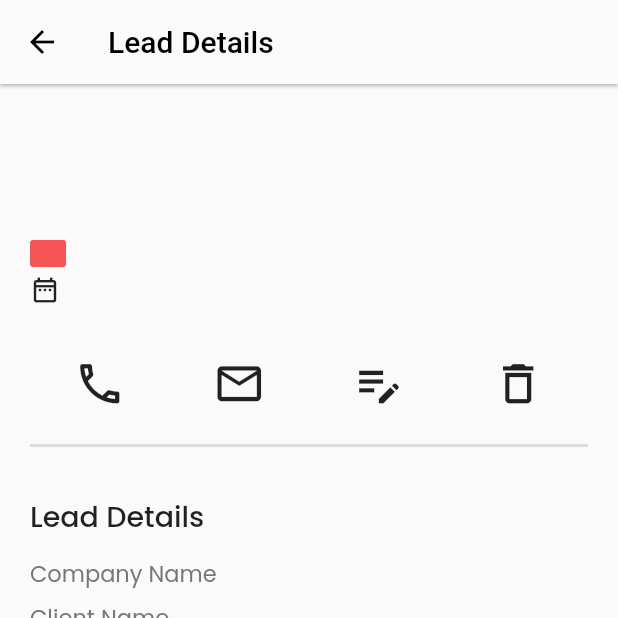
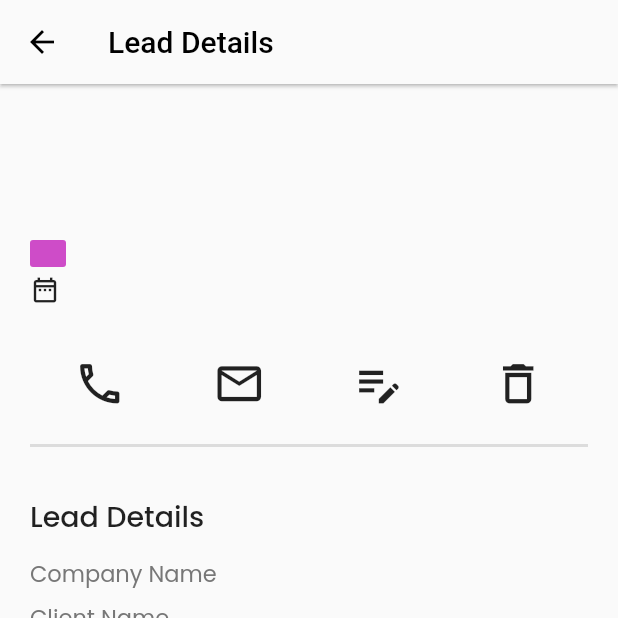
Before and after one commit to VatsalKotha/CRM, a Flutter app: the LeadDetailScreen screen opened directly with empty values, on a phone screen of 412 x 824 dp, the top half of it. Run offline on Flutter 3.47's test engine with Material 2 defaults, Android fonts, the phone set to English and light mode, and no system bars; our stand-ins replace awesome_snackbar_content, flutter_otp_text_field, get, google_fonts, table_calendar.

Commit message:
Edited some code in LeadDetailScreen()

```diff
--- a/lib/main.dart
+++ b/lib/main.dart
@@ -2,7 +2,7 @@
 // ignore_for_file: prefer_const_constructors
 
 import 'package:crm/routes/routes.dart';
-import 'package:crm/screens/auth/login/loginScreen.dart';
+import 'package:crm/screens/home/home_page.dart';
 import 'package:crm/utility/theme/theme.dart';
 import 'package:flutter/material.dart';
 import 'package:get/get_navigation/get_navigation.dart';
@@ -26,8 +26,8 @@ class MyApp extends StatelessWidget {
 
       initialRoute: Routes.getLoginScreenRoute(),
 
-       home: LoginScreen(),
-      // home: LeadDetailScreen(leadName: "Jash Parmar"),
+       // home: LoginScreen(),
+      home: HomePage(),
     );
   }
 }
--- a/lib/screens/home/lead/lead_detail_screen.dart
+++ b/lib/screens/home/lead/lead_detail_screen.dart
@@ -50,6 +50,7 @@ class LeadDetailScreen extends StatefulWidget {
 }
 
 class _LeadDetailScreenState extends State<LeadDetailScreen> {
+
   IconButton buildIconButton(
       {required IconData iconData, required VoidCallback onPressed}) {
     return IconButton(
@@ -77,6 +78,18 @@ class _LeadDetailScreenState extends State<LeadDetailScreen> {
 
   @override
   Widget build(BuildContext context) {
+
+    Color leadStatusColor;
+    if (widget.leadStatus == "New") {
+      leadStatusColor = const Color(0xFF92D5F8);
+    } else if (widget.leadStatus == "Won") {
+      leadStatusColor = const Color(0xFF45CA53);
+    } else if (widget.leadStatus == "Lost") {
+      leadStatusColor = const Color(0xFFF75555);
+    } else {
+      leadStatusColor = const Color(0xFFCE4CC8);
+    }
+
     return Scaffold(
       appBar: const AppBarWidget(
           title: jAppbarLeadDetailScreenTitle,
@@ -86,6 +99,7 @@ class _LeadDetailScreenState extends State<LeadDetailScreen> {
       body: Container(
         margin: const EdgeInsets.only(
             left: 20.0, right: 20.0, top: 20.0, bottom: 50.0),
+
         child: SingleChildScrollView(
           child: Column(
             crossAxisAlignment: CrossAxisAlignment.start,
@@ -106,12 +120,13 @@ class _LeadDetailScreenState extends State<LeadDetailScreen> {
                         fontSize: 18,
                       )),
                   const SizedBox(height: 5.0),
+                  // status
                   Container(
                     padding: const EdgeInsets.only(
                         left: 12.0, right: 12.0, top: 1.0, bottom: 1.0),
                     decoration: BoxDecoration(
                       borderRadius: BorderRadius.circular(2.0),
-                      color: const Color(0xFFF75555),
+                      color: leadStatusColor,
                     ),
                     child: Text(
                       widget.leadStatus,
--- a/lib/screens/home/report/meeting_detail_screen.dart
+++ b/lib/screens/home/report/meeting_detail_screen.dart
@@ -11,7 +11,7 @@ class MeetingDetailScreen extends StatefulWidget {
 class _MeetingDetailScreenState extends State<MeetingDetailScreen> {
   @override
   Widget build(BuildContext context) {
-    return Scaffold(
+    return const Scaffold(
       body: Center(
         child: Text("Meeting Detail View"),
       ),
```
Also changed, not shown: lib/screens/home/lead/lead_page.dart (+9 -11 lines), lib/utility/widget/lead_card_widget.dart (+14 -14 lines).
